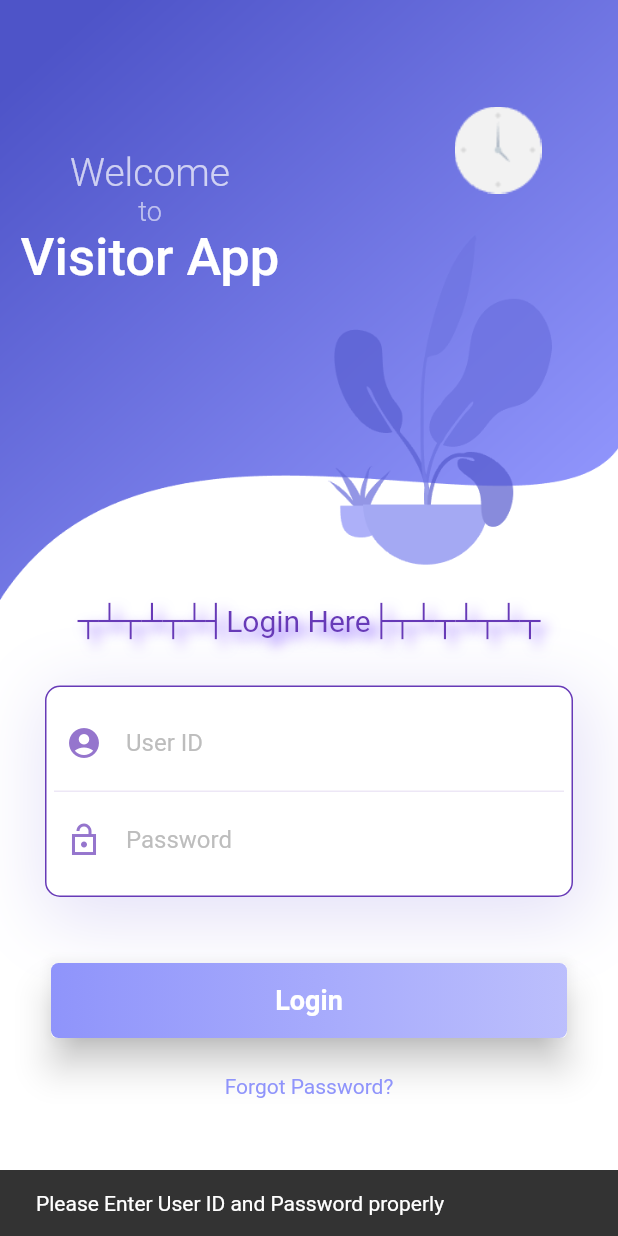
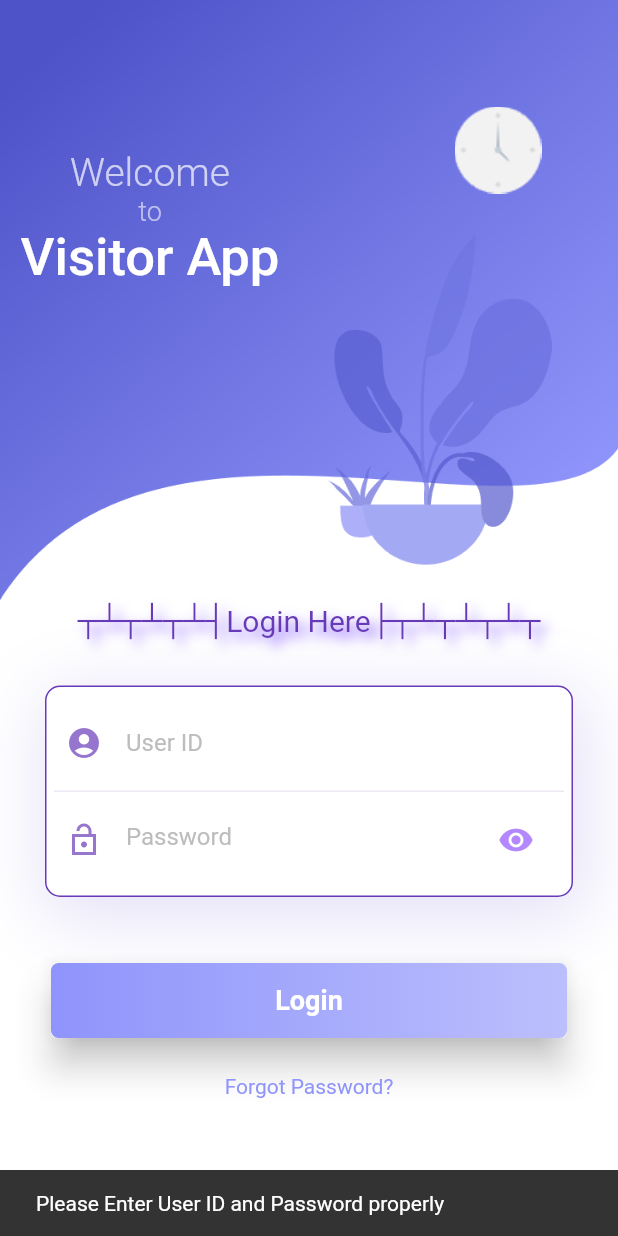
Before and after one commit to ShivShrivas/visitor-app-flutter, a Flutter app: the screen it shows after launch, after a tap on "Login", on a phone screen of 412 x 824 dp. Run offline on Flutter 3.47's test engine with Material 2 defaults, Android fonts, the phone set to English and light mode, and no system bars; our stand-ins replace dio, firebase_core, firebase_messaging, flutter_local_notifications, google_fonts, retrofit and 1 more; accounts and stored records are empty; network calls fail; Roboto replaces fonts that are missing (RaleWay).

```diff
--- a/lib/ActionableDetailsPage.dart
+++ b/lib/ActionableDetailsPage.dart
@@ -54,7 +54,7 @@ class _ActionableDetailsPageState extends State<ActionableDetailsPage> {
                             children: <Widget>[
                               new CircleAvatar(
                                 backgroundImage:
-                                new AssetImage('assets/images/img.png'),
+                                new AssetImage('assets/images/ic_launcher.png'),
                                 radius: _height / 10,
                               ),
                               new SizedBox(
--- a/lib/MyHomePage.dart
+++ b/lib/MyHomePage.dart
@@ -29,6 +29,7 @@ class MyHomePage extends StatefulWidget {
 
 class _MyHomePageState extends State<MyHomePage> {
   late bool _loading=false;
+  late bool _passwordVisible=false;
   late double _progressValue;
 
   @override
@@ -206,6 +207,11 @@ class _MyHomePageState extends State<MyHomePage> {
                                   border: Border(bottom: BorderSide(color: Colors.deepPurple.shade50))
                               ),
                               child: TextField(
+                                onTap: (){
+                                  setState(() {
+                                    _loading=false;
+                                  });
+                                },
                                 controller:userIdController ,
                                 style: TextStyle(
                                     fontSize:16
@@ -223,19 +229,39 @@ class _MyHomePageState extends State<MyHomePage> {
                             Container(
                               padding: EdgeInsets.all(8.0),
                               child: TextField(
+                                onTap: (){
+                                  setState(() {
+                                    _loading=false;
+                                  });
+                                },
                                 controller: passwordController,
+                                obscureText: !_passwordVisible,
                                 style: TextStyle(
                                     fontSize: 16
 
                                 ),
-                                obscureText: true,
+
                                 decoration: InputDecoration(
                                   border: InputBorder.none,
                                   hintText: "Password",
                                   hintStyle: TextStyle(color: Colors.grey[400],fontSize: 16),
                                   icon: Icon(Icons.lock_open_sharp),
                                   iconColor: Colors.deepPurple.shade300,
-
+                                  suffixIcon: IconButton(
+                                    icon: Icon(
+                                      // Based on passwordVisible state choose the icon
+                                      _passwordVisible
+                                          ? Icons.visibility_off
+                                          : Icons.visibility,
+                                      color: Colors.deepPurpleAccent.shade100,
+                                    ),
+                                    onPressed: () {
+                                      // Update the state i.e. toogle the state of passwordVisible variable
+                                      setState(() {
+                                        _passwordVisible = !_passwordVisible;
+                                      });
+                                    },
+                                  ),
 
                                 ),
                               ),
--- a/lib/SplashScreen.dart
+++ b/lib/SplashScreen.dart
@@ -41,7 +41,7 @@ class _SplashScreenState extends State<SplashScreen> with TickerProviderStateMix
   }
   Route _createRoute() {
     return PageRouteBuilder(
-      pageBuilder: (context, animation, secondaryAnimation) =>MyHomePage(title: "Login Page", GSMID: GSMId,),
+      pageBuilder: (context, animation, secondaryAnimation) =>MyHomePage(title: "Login Page", GSMID: GSMId??"",),
       transitionsBuilder: (context, animation, secondaryAnimation, child) {
         const begin = Offset(0.0, 10);
         const end = Offset.zero;
```
Also changed, not shown: lib/DashBoard.dart (+28 -7 lines), 2 other files.
